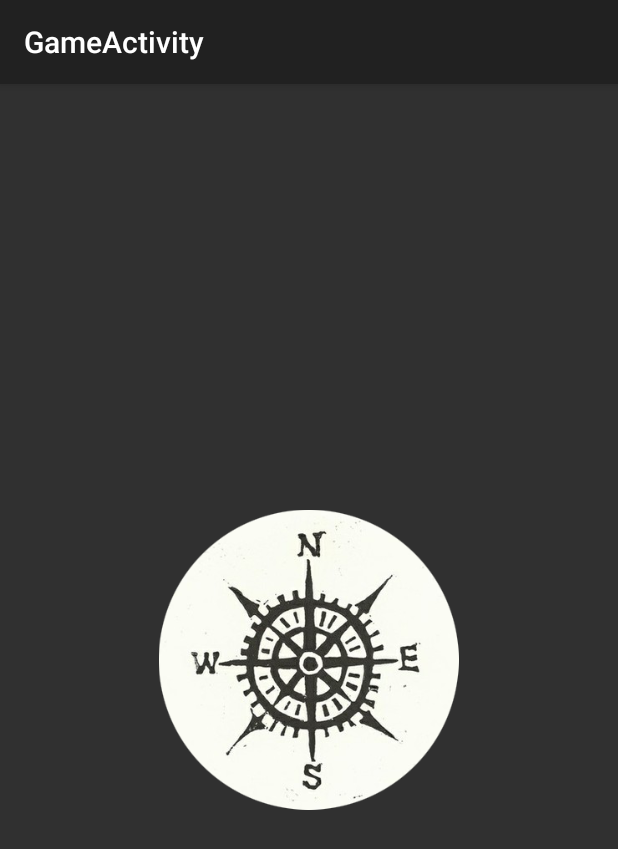
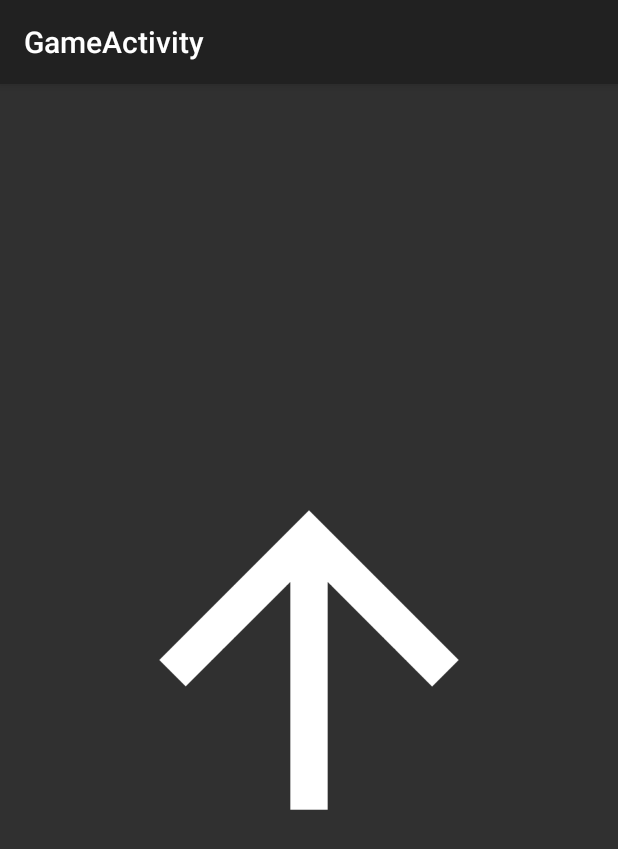
Before and after one commit to pstakoun/HackWestern, an Android app: the GameActivity screen opened directly, with no data from a screen before it, on a phone screen of 412 x 824 dp. Shown: the top 849 px of the screen. Run offline under Robolectric (Android 15) with nearby library versions, the phone set to English and light mode, and no system bars.

Commit message:
Added Arrow

```diff
--- a/app/src/main/res/layout/content_game.xml
+++ b/app/src/main/res/layout/content_game.xml
@@ -18,5 +18,5 @@
         android:id="@+id/imageView"
         android:layout_centerVertical="true"
         android:layout_centerHorizontal="true"
-        android:src="@drawable/ic_2"/>/>
+        android:src="@drawable/ic_arrow_upward_white_48px"/>/>
 </RelativeLayout>
```
Also changed, not shown: app/src/main/res/drawable-hdpi/ic_arrow_upward_white_48px.png (added), app/src/main/res/drawable-mdpi/ic_arrow_upward_white_48px.png (added), app/src/main/res/drawable-xhdpi/ic_arrow_upward_white_48px.png (added), app/src/main/res/drawable-xxhdpi/ic_arrow_upward_white_48px.png (added), app/src/main/res/drawable-xxxhdpi/ic_arrow_upward_white_48px.png (added).
